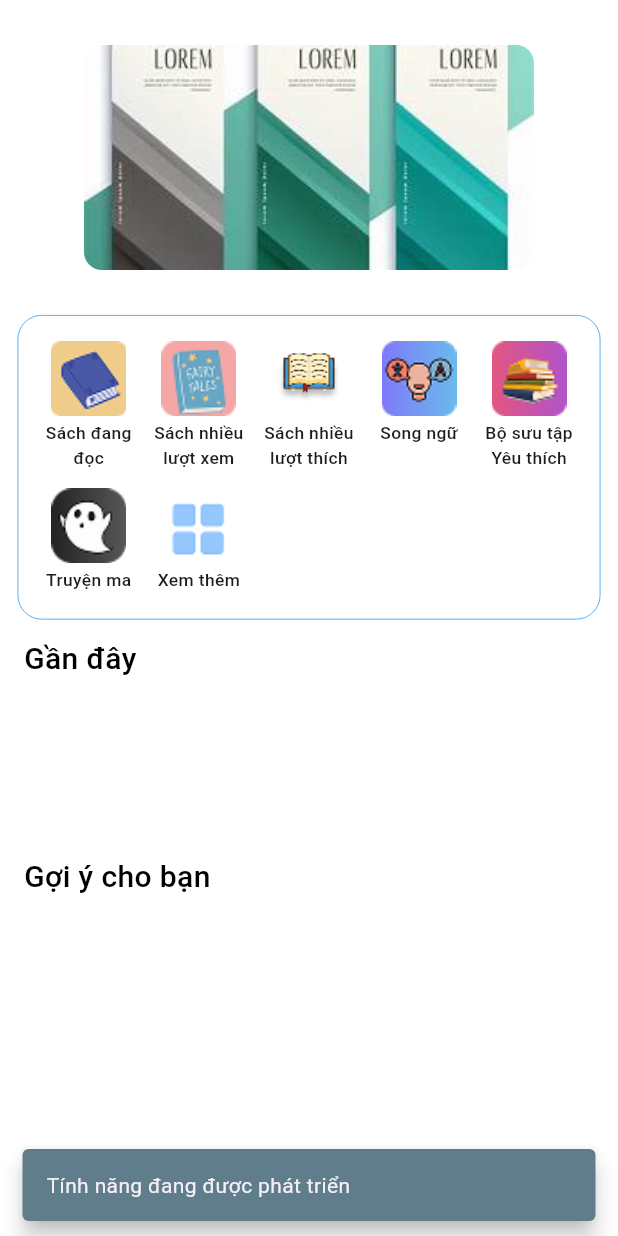
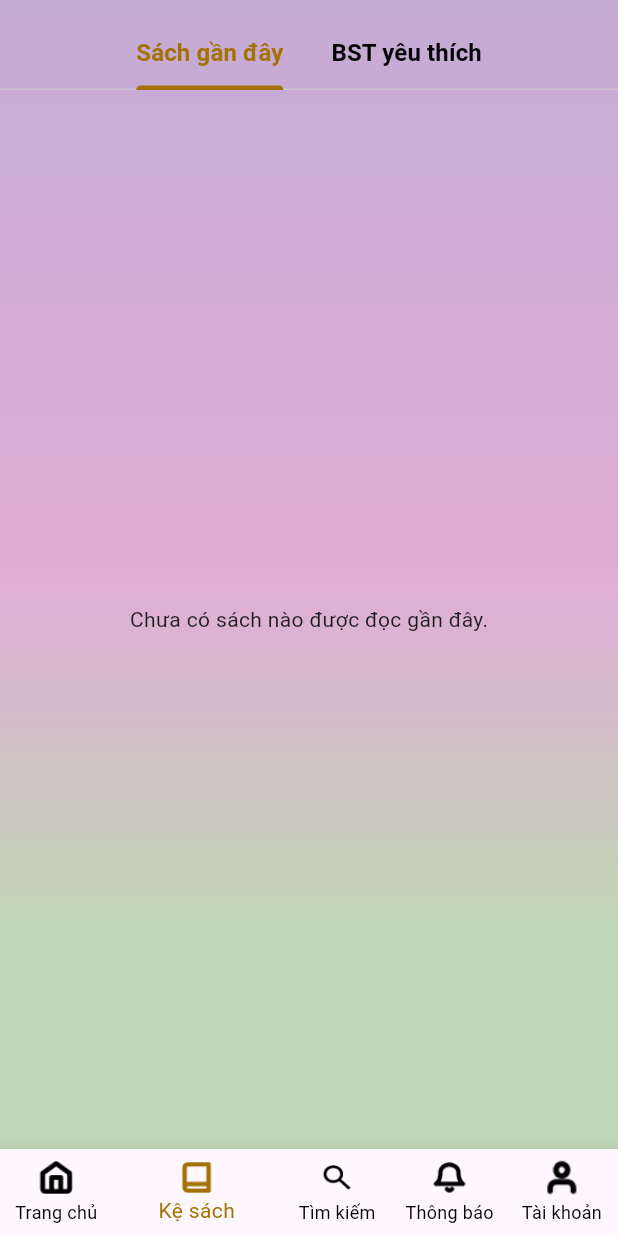
Before and after one commit to NguyenThanhhToan/LiBro_reading_book, a Flutter app: the ExploreScreen screen opened directly, after a tap on "Sách đang đọc", on a phone screen of 412 x 824 dp. Run offline on Flutter 3.47's test engine with Material 3 defaults, Android fonts, the phone set to English and light mode, and no system bars; our stand-ins replace dio, firebase_core, firebase_messaging, flutter_dotenv, flutter_secure_storage, font_awesome_flutter and 1 more; missing offline and left inert: flutter_pdfview; accounts and stored records are empty; network calls fail.

Commit message:
update top-like,top view

```diff
--- a/lib/components/custom_navbar.dart
+++ b/lib/components/custom_navbar.dart
@@ -21,7 +21,7 @@ class CustomNavBar extends StatelessWidget {
         destination = const HomeView();
         break;
       case 1:
-        destination = const Bookshelf();
+        destination = const BookShelfScreen();
         break;
       case 2:
         destination = const SearchView();
--- a/lib/views/nav_book/book_shelf_view.dart
+++ b/lib/views/nav_book/book_shelf_view.dart
@@ -9,8 +9,32 @@ import 'package:Libro/viewmodels/bookmark_viewmodel.dart';
 import 'package:Libro/widgets/book_shelf_item.dart';
 import 'package:Libro/widgets/book_mark.dart';
 
-class Bookshelf extends StatelessWidget {
-  const Bookshelf({Key? key}) : super(key: key);
+class BookShelfScreen extends StatefulWidget {
+  final int initialTabIndex;
+  const BookShelfScreen({super.key, this.initialTabIndex = 0});
+
+  @override
+  State<BookShelfScreen> createState() => _BookShelfScreenState();
+}
+
+class _BookShelfScreenState extends State<BookShelfScreen>
+    with SingleTickerProviderStateMixin {
+  late TabController _tabController;
+
+  @override
+  void initState() {
+    super.initState();
+    int safeIndex = (widget.initialTabIndex >= 0 && widget.initialTabIndex < 2)
+        ? widget.initialTabIndex
+        : 0;
+    _tabController = TabController(length: 2, vsync: this, initialIndex: safeIndex);
+  }
+
+  @override
+  void dispose() {
+    _tabController.dispose();
+    super.dispose();
+  }
 
   @override
   Widget build(BuildContext context) {
@@ -25,19 +49,22 @@ class Bookshelf extends StatelessWidget {
             ..fetchFavoriteBooks(),
         ),
       ],
-      child: DefaultTabController(
-        length: 2,
-        child: Scaffold(
-          body: Container(
+      child: Scaffold(
+        body: SafeArea(
+          child: Container(
             decoration: const BoxDecoration(
               gradient: AppColors.backgroundColor,
             ),
             child: Column(
               children: [
-                const SizedBox(height: 22),
-                const CustomTabBar(tabs: ['Sách gần đây', 'BST yêu thích']),
+                const SizedBox(height: 12),
+                CustomTabBar(
+                  tabs: const ['Sách gần đây', 'BST yêu thích'],
+                  controller: _tabController,
+                ),
                 Expanded(
                   child: TabBarView(
+                    controller: _tabController,
                     children: [
                       // Tab "Sách gần đây"
                       Consumer<BookmarkViewModel>(
@@ -50,6 +77,7 @@ class Bookshelf extends StatelessWidget {
                             return const Center(child: Text('Chưa có sách nào được đọc gần đây.'));
                           } else {
                             return ListView.builder(
+                              padding: const EdgeInsets.all(10),
                               itemCount: vm.currentBook.length,
                               itemBuilder: (_, i) {
                                 final bookmark = vm.currentBook[i];
@@ -70,8 +98,10 @@ class Bookshelf extends StatelessWidget {
                             return const Center(child: Text('Không có sách yêu thích nào.'));
                           } else {
                             return ListView.builder(
+                              padding: const EdgeInsets.all(10),
                               itemCount: vm.favoriteBooks.length,
-                              itemBuilder: (_, i) => BookShelfItem(book: vm.favoriteBooks[i]),
+                              itemBuilder: (_, i) =>
+                                  BookShelfItem(book: vm.favoriteBooks[i]),
                             );
                           }
                         },
@@ -82,8 +112,8 @@ class Bookshelf extends StatelessWidget {
               ],
             ),
           ),
-          bottomNavigationBar: const CustomNavBar(currentIndex: 1),
         ),
+        bottomNavigationBar: const CustomNavBar(currentIndex: 1),
       ),
     );
   }
--- a/lib/views/nav_home/explore_view.dart
+++ b/lib/views/nav_home/explore_view.dart
@@ -10,6 +10,7 @@ import 'package:Libro/viewmodels/bookmark_viewmodel.dart';
 import 'package:Libro/viewmodels/book_viewmodel.dart';
 import 'package:Libro/widgets/home_item.dart';
 import 'package:Libro/widgets/book_item.dart';
+import 'package:Libro/views/nav_book/book_shelf_view.dart'; // ✅ Import màn hình kệ sách nếu chưa có
 
 class ExploreScreen extends StatefulWidget {
   const ExploreScreen({super.key});
@@ -20,6 +21,8 @@ class ExploreScreen extends StatefulWidget {
 
 class _ExploreScreenState extends State<ExploreScreen> {
   Timer? _bannerTimer;
+  final PageController _pageController = PageController();
+
   @override
   void initState() {
     super.initState();
@@ -43,7 +46,6 @@ class _ExploreScreenState extends State<ExploreScreen> {
     _pageController.dispose();
     super.dispose();
   }
-  final PageController _pageController = PageController();
 
   @override
   Widget build(BuildContext context) {
@@ -56,8 +58,9 @@ class _ExploreScreenState extends State<ExploreScreen> {
         child: Column(
           crossAxisAlignment: CrossAxisAlignment.start,
           children: [
-          SizedBox( height: 30),
-          //banner
+            const SizedBox(height: 30),
+
+            // 📌 Banner
             SizedBox(
               height: 150.0,
               child: PageView.builder(
@@ -80,40 +83,64 @@ class _ExploreScreenState extends State<ExploreScreen> {
                 },
               ),
             ),
-          SizedBox(height: 30,),
+
+            const SizedBox(height: 30),
+
+            // 📌 Category boxes
             Center(
               child: Container(
-              padding: EdgeInsets.all(17),
+                padding: const EdgeInsets.all(17),
                 decoration: BoxDecoration(
                   color: Colors.white,
                   borderRadius: BorderRadius.circular(16),
                   border: Border.all(color: Colors.blue, width: 0.5),
-              ),                child: Wrap(
+                ),
+                child: Wrap(
                   spacing: 13.4,
                   runSpacing: 11,
                   children: [
-                  CategoryBox(imagePath: 'assets/images/cate_box1.png', label: 'Sách đang đọc'),
-                  CategoryBox(imagePath: 'assets/images/cate_box2.png', label: 'Sách nhiều lượt xem',pushToScreen: const BooksTopViewScreen(),),
-                  CategoryBox(imagePath: 'assets/images/cate_box3.jpg', label: 'Sách nhiều lượt thích',pushToScreen: const BooksTopLikeScreen(),),
+                    CategoryBox(
+                      imagePath: 'assets/images/cate_box1.png',
+                      label: 'Sách đang đọc',
+                      // ✅ Truyền màn hình mới (BookShelfScreen) với tab "Sách gần đây"
+                      pushToScreen: const BookShelfScreen(initialTabIndex: 0),
+                    ),
+                    CategoryBox(
+                      imagePath: 'assets/images/cate_box2.png',
+                      label: 'Sách nhiều lượt xem',
+                      pushToScreen: const BooksTopViewScreen(),
+                    ),
+                    CategoryBox(
+                      imagePath: 'assets/images/cate_box3.jpg',
+                      label: 'Sách nhiều lượt thích',
+                      pushToScreen: const BooksTopLikeScreen(),
+                    ),
+                    CategoryBox(
+                      imagePath: 'assets/images/cate_box5.png',
+                      label: 'Bộ sưu tập Yêu thích',
+                      pushToScreen: const BookShelfScreen(initialTabIndex: 1),
+                    ),
                     CategoryBox(imagePath: 'assets/images/cate_box4.png', label: 'Song ngữ'),
-                  CategoryBox(imagePath: 'assets/images/cate_box5.png', label: 'Bộ sưu tập Yêu thích'),
                     CategoryBox(imagePath: 'assets/images/cate_box6.png', label: 'Truyện ma'),
                     CategoryBox(imagePath: 'assets/images/cate_box7.png', label: 'Xem thêm'),
                   ],
                 ),
               ),
             ),
-          SizedBox(height: 12,),
-          Padding(
-            padding: const EdgeInsets.only(left: 16.0), // Khoảng cách với lề trái
+
+            const SizedBox(height: 12),
+
+            // 📌 Gần đây
+            const Padding(
+              padding: EdgeInsets.only(left: 16.0),
               child: Text(
                 'Gần đây',
                 style: TextStyle(color: Colors.black, fontSize: 20, fontWeight: FontWeight.w500),
               ),
             ),
-          SizedBox(height: 8,),
-          // gần đây
-          Container(
+            const SizedBox(height: 8),
+
+            SizedBox(
               height: 100,
               child: GridView.builder(
                 scrollDirection: Axis.horizontal,
@@ -128,15 +155,18 @@ class _ExploreScreenState extends State<ExploreScreen> {
                 },
               ),
             ),
-          SizedBox( height: 8,),
-          Padding(
-            padding: const EdgeInsets.only(left: 16.0), // Khoảng cách với lề trái
+
+            const SizedBox(height: 8),
+
+            // 📌 Gợi ý
+            const Padding(
+              padding: EdgeInsets.only(left: 16.0),
               child: Text(
                 'Gợi ý cho bạn',
                 style: TextStyle(color: Colors.black, fontSize: 20, fontWeight: FontWeight.w500),
               ),
             ),
-          Container(
+            SizedBox(
               height: 380,
               child: GridView.builder(
                 scrollDirection: Axis.horizontal,
```
Also changed, not shown: pubspec.lock. Lines whose indentation alone changed are shown as unchanged.
